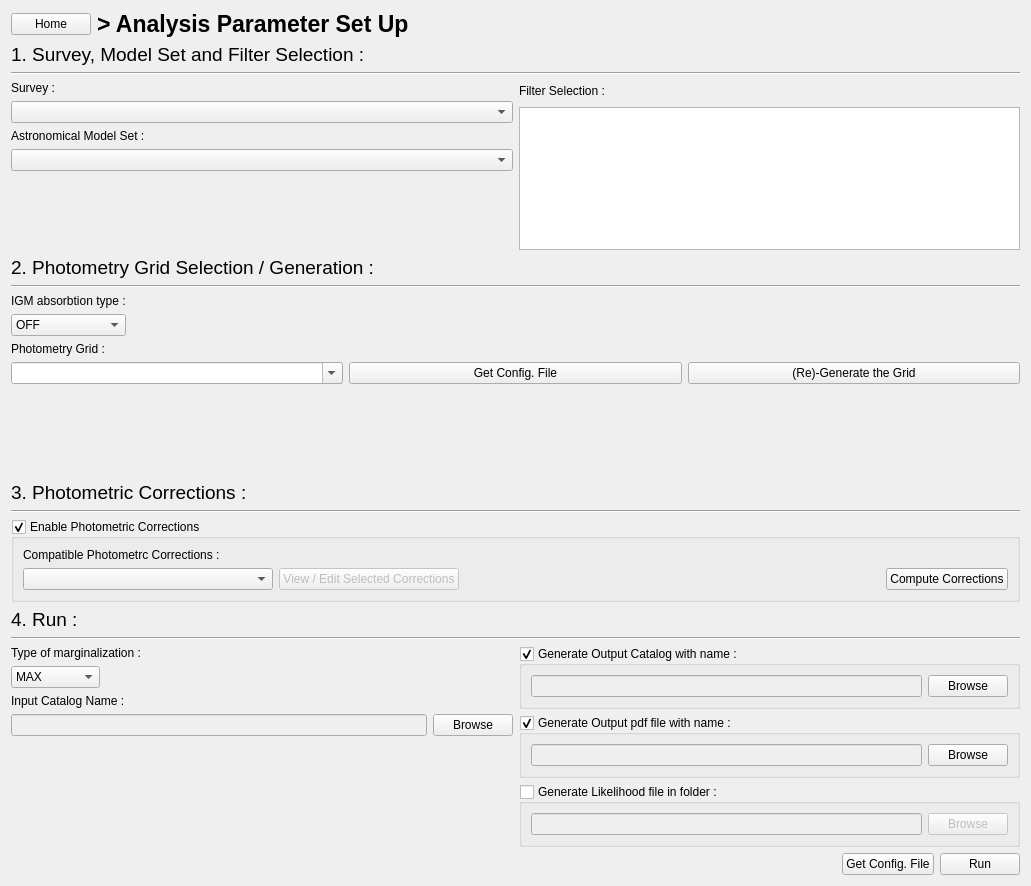
Above: PhzQtUI/auxdir/PhzQtUI/FormAnalysis.ui from astrorama/Phosphoros before the change. Below: the same form after it.
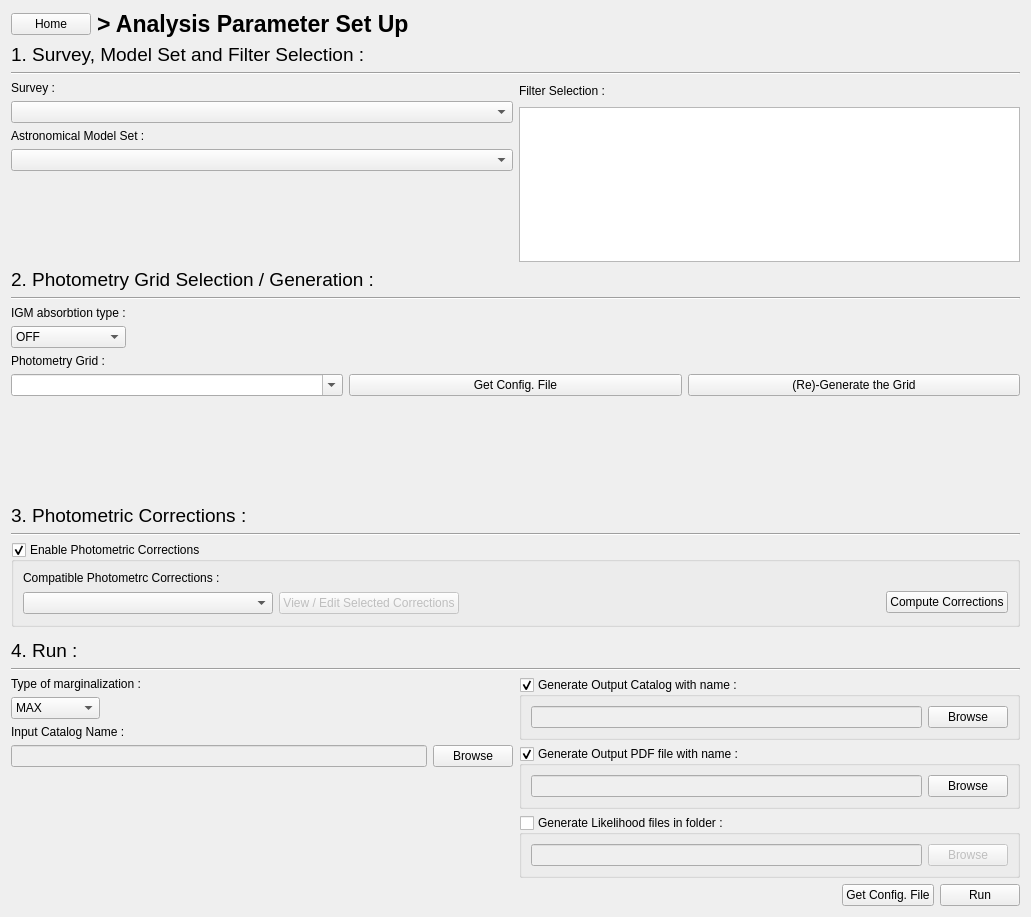
That is the form after the change.

Commit message: Update the Run Analysis popup

The edit to the form file:
```diff
--- a/PhzQtUI/auxdir/PhzQtUI/FormAnalysis.ui
+++ b/PhzQtUI/auxdir/PhzQtUI/FormAnalysis.ui
@@ -7,7 +7,7 @@
     <x>0</x>
     <y>0</y>
     <width>1031</width>
-    <height>886</height>
+    <height>917</height>
    </rect>
   </property>
   <property name="windowTitle">
@@ -618,7 +618,7 @@
        <item>
         <widget class="QGroupBox" name="gb_pdf">
          <property name="title">
-          <string>Generate Output pdf file with name :</string>
+          <string>Generate Output PDF file with name :</string>
          </property>
          <property name="checkable">
           <bool>true</bool>
@@ -648,7 +648,7 @@
        <item>
         <widget class="QGroupBox" name="gb_lik">
          <property name="title">
-          <string>Generate Likelihood file in folder :</string>
+          <string>Generate Likelihood files in folder :</string>
          </property>
          <property name="checkable">
           <bool>true</bool>
```
Left out of the diff: 3 changed lines with no effect on the pictures. The commit also changes 4 other files.
